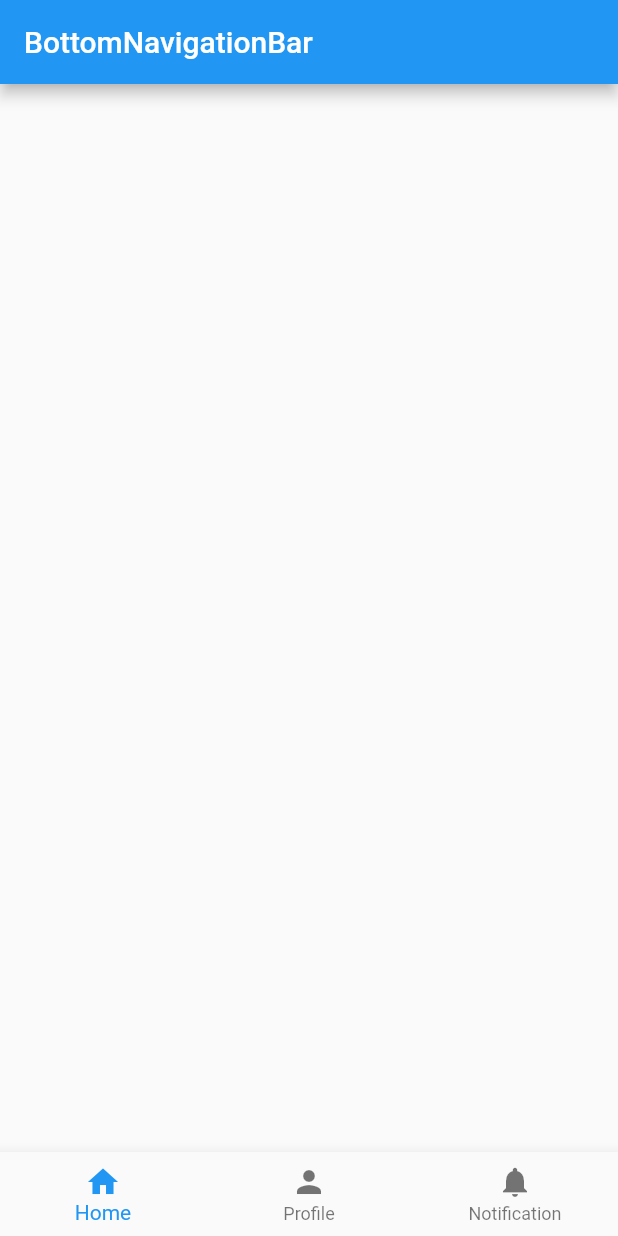
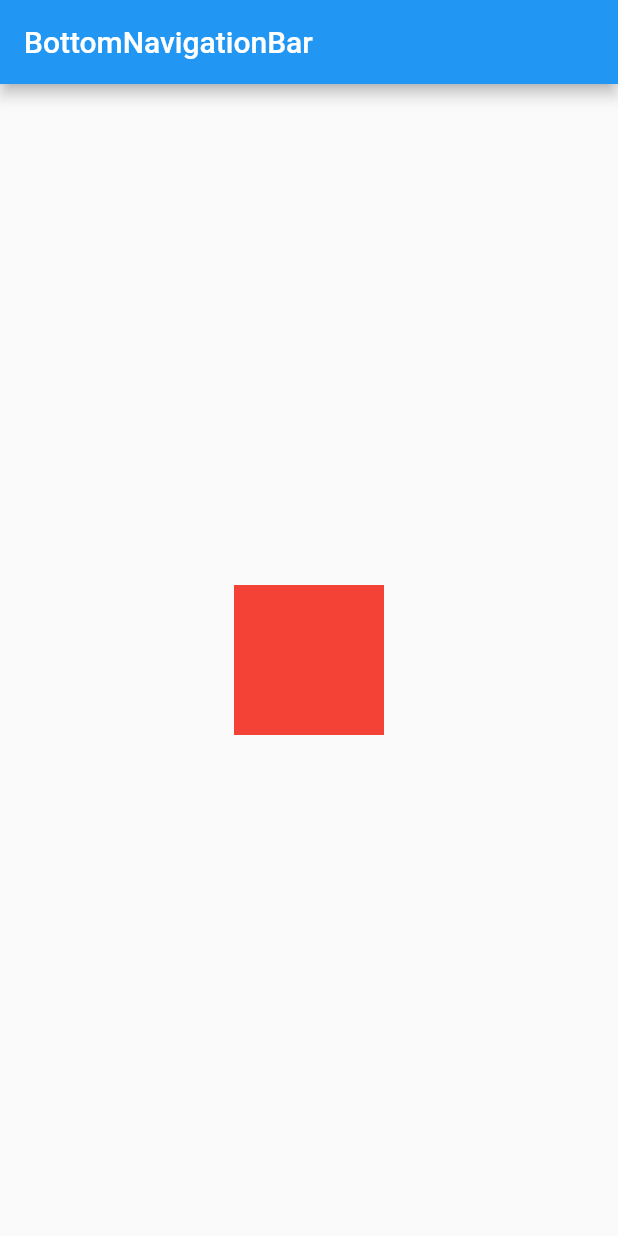
Before and after one commit to chihyeonWON/Flutter-Widget, a Flutter app: the screen it shows after launch, on a phone screen of 412 x 824 dp. Run offline on Flutter 3.47's test engine with Material 2 defaults, Android fonts, the phone set to English and light mode, and no system bars.

Commit message:
Center 실습

```diff
--- a/lib/main.dart
+++ b/lib/main.dart
@@ -24,17 +24,13 @@ class MyHomePage extends StatelessWidget {
             appBar: AppBar(
               title: Text('BottomNavigationBar'),
             ),
-            bottomNavigationBar: BottomNavigationBar(items:[
-              BottomNavigationBarItem(icon: Icon(Icons.home),
-                label:'Home',
-              ),
-              BottomNavigationBarItem(icon: Icon(Icons.person),
-                label:'Profile',
-              ),
-              BottomNavigationBarItem(icon: Icon(Icons.notifications),
-                label:'Notification',
-              ),
-            ]),
+            body:Center(
+              child:Container(
+                color:Colors.red,
+                width:100,
+                height:100,
+              )
+            )
     );
   }
 }
```
